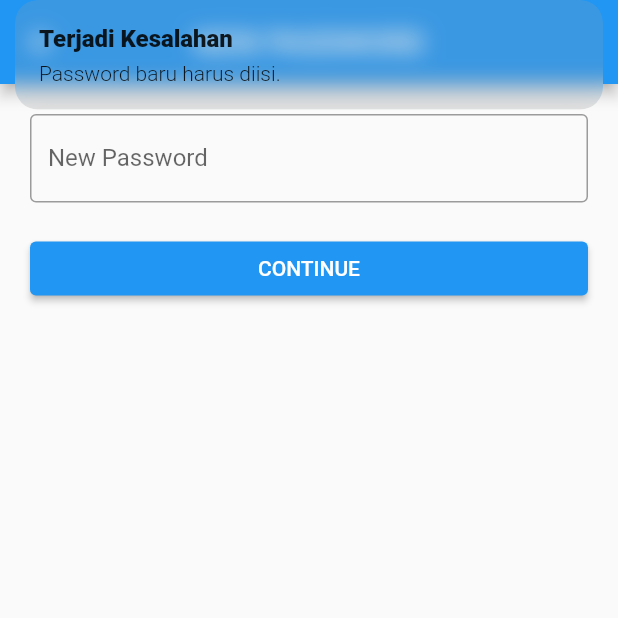
After one commit to asbiqalalawi/presence, a Flutter app: the NewPasswordView screen opened by its route, after a tap on "CONTINUE", on a phone screen of 412 x 824 dp, the top half of it. The commit adds this screen. Run offline on Flutter 3.47's test engine with Material 2 defaults, Android fonts, the phone set to English and light mode, and no system bars; our stand-ins replace cloud_firestore, firebase_auth, firebase_core, get; missing offline and left inert: cloud_firestore_web, firebase_auth_web, firebase_core_web, firebase_storage_web; accounts and stored records are empty.

Commit message:
New Password

```diff
--- a/lib/app/modules/add_users/views/add_users_view.dart
+++ b/lib/app/modules/add_users/views/add_users_view.dart
@@ -16,6 +16,7 @@ class AddUsersView extends GetView<AddUsersController> {
       ),
       body: ListView(padding: EdgeInsets.all(20), children: [
         TextField(
+          autocorrect: false,
           controller: controller.nipC,
           decoration: InputDecoration(
             labelText: 'NIP',
@@ -26,6 +27,7 @@ class AddUsersView extends GetView<AddUsersController> {
           height: 20,
         ),
         TextField(
+          autocorrect: false,
           controller: controller.nameC,
           decoration: InputDecoration(
             labelText: 'Name',
@@ -36,6 +38,7 @@ class AddUsersView extends GetView<AddUsersController> {
           height: 20,
         ),
         TextField(
+          autocorrect: false,
           controller: controller.emailC,
           decoration: InputDecoration(
             labelText: 'Email',
--- a/lib/app/modules/login/views/login_view.dart
+++ b/lib/app/modules/login/views/login_view.dart
@@ -16,6 +16,7 @@ class LoginView extends GetView<LoginController> {
         padding: const EdgeInsets.all(20),
         children: [
           TextField(
+            autocorrect: false,
             controller: controller.emailC,
             decoration: InputDecoration(
                 labelText: 'Email', border: OutlineInputBorder()),
@@ -24,6 +25,7 @@ class LoginView extends GetView<LoginController> {
             height: 20,
           ),
           TextField(
+            autocorrect: false,
             controller: controller.passC,
             obscureText: true,
             decoration: InputDecoration(
--- /dev/null
+++ b/lib/app/modules/new_password/bindings/new_password_binding.dart
@@ -0,0 +1,12 @@
+import 'package:get/get.dart';
+
+import '../controllers/new_password_controller.dart';
+
+class NewPasswordBinding extends Bindings {
+  @override
+  void dependencies() {
+    Get.lazyPut<NewPasswordController>(
+      () => NewPasswordController(),
+    );
+  }
+}
--- /dev/null
+++ b/lib/app/modules/new_password/controllers/new_password_controller.dart
@@ -0,0 +1,42 @@
+import 'package:firebase_auth/firebase_auth.dart';
+import 'package:flutter/cupertino.dart';
+import 'package:get/get.dart';
+import 'package:presence/app/routes/app_pages.dart';
+
+class NewPasswordController extends GetxController {
+  TextEditingController newPassC = TextEditingController();
+
+  FirebaseAuth auth = FirebaseAuth.instance;
+
+  void newPassword() async {
+    if (newPassC.text.isNotEmpty) {
+      if (newPassC.text != 'password') {
+        try {
+          String email = auth.currentUser!.email.toString();
+
+          await auth.currentUser!.updatePassword(newPassC.text);
+
+          await auth.signOut();
+
+          await auth.signInWithEmailAndPassword(
+              email: email, password: newPassC.text);
+
+          Get.offAllNamed(Routes.HOME);
+        } on FirebaseAuthException catch (e) {
+          if (e.code == 'weak-password') {
+            Get.snackbar('Terjadi Kesalahan',
+                'Password terlalu lemah, minimal 6 karakter.');
+          } else {
+            Get.snackbar(
+                'Terjadi Kesalahan', 'Tidak dapat memperbarui password.');
+          }
+        }
+      } else {
+        Get.snackbar('Terjadi Kesalahan',
+            'Password yang dimasukkan sama dengan password sebelumnya.');
+      }
+    } else {
+      Get.snackbar('Terjadi Kesalahan', 'Password baru harus diisi.');
+    }
+  }
+}
--- /dev/null
+++ b/lib/app/modules/new_password/views/new_password_view.dart
@@ -0,0 +1,36 @@
+import 'package:flutter/material.dart';
+
+import 'package:get/get.dart';
+
+import '../controllers/new_password_controller.dart';
+
+class NewPasswordView extends GetView<NewPasswordController> {
+  @override
+  Widget build(BuildContext context) {
+    return Scaffold(
+        appBar: AppBar(
+          title: Text('NEW PASSWORD'),
+          centerTitle: true,
+        ),
+        body: ListView(
+          padding: EdgeInsets.all(20),
+          children: [
+            TextField(
+              autocorrect: false,
+              obscureText: true,
+              controller: controller.newPassC,
+              decoration: InputDecoration(
+                  labelText: 'New Password', border: OutlineInputBorder()),
+            ),
+            const SizedBox(
+              height: 20,
+            ),
+            ElevatedButton(
+                onPressed: () {
+                  controller.newPassword();
+                },
+                child: Text('CONTINUE'))
+          ],
+        ));
+  }
+}
--- a/lib/app/routes/app_pages.dart
+++ b/lib/app/routes/app_pages.dart
@@ -6,6 +6,8 @@ import '../modules/home/bindings/home_binding.dart';
 import '../modules/home/views/home_view.dart';
 import '../modules/login/bindings/login_binding.dart';
 import '../modules/login/views/login_view.dart';
+import '../modules/new_password/bindings/new_password_binding.dart';
+import '../modules/new_password/views/new_password_view.dart';
 
 part 'app_routes.dart';
 
@@ -30,5 +32,10 @@ class AppPages {
       page: () => LoginView(),
       binding: LoginBinding(),
     ),
+    GetPage(
+      name: _Paths.NEW_PASSWORD,
+      page: () => NewPasswordView(),
+      binding: NewPasswordBinding(),
+    ),
   ];
 }
--- a/lib/app/routes/app_routes.dart
+++ b/lib/app/routes/app_routes.dart
@@ -6,6 +6,7 @@ abstract class Routes {
   static const HOME = _Paths.HOME;
   static const ADD_USERS = _Paths.ADD_USERS;
   static const LOGIN = _Paths.LOGIN;
+  static const NEW_PASSWORD = _Paths.NEW_PASSWORD;
 }
 
 abstract class _Paths {
@@ -13,4 +14,5 @@ abstract class _Paths {
   static const HOME = '/home';
   static const ADD_USERS = '/add-users';
   static const LOGIN = '/login';
+  static const NEW_PASSWORD = '/new-password';
 }
```
Also changed, not shown: lib/app/modules/login/controllers/login_controller.dart (+29 -4 lines).
